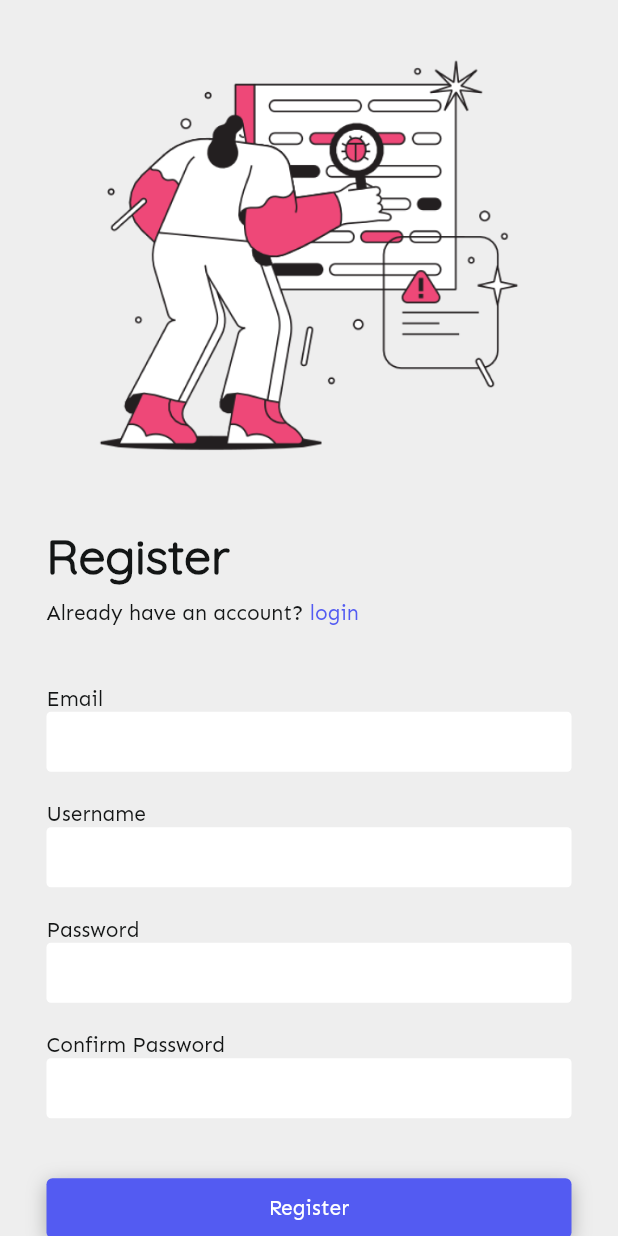
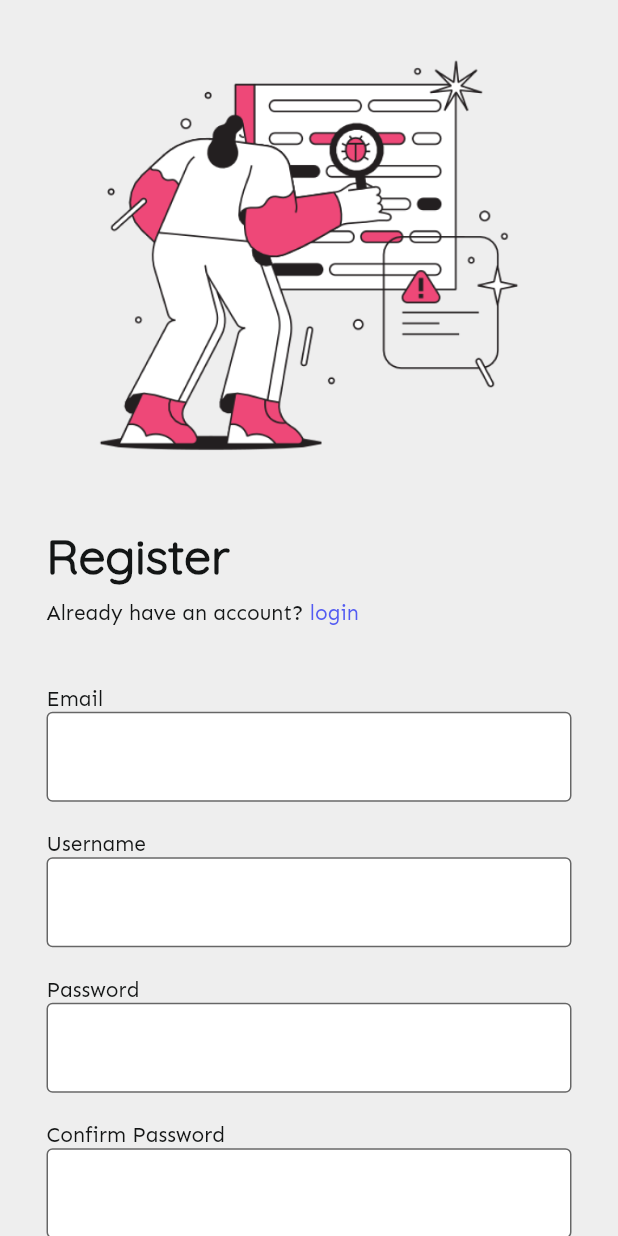
Before and after one commit to Polaris-Suite/polaris_suite_app, a Flutter app: the SignUpScreen screen opened by its route, on a phone screen of 412 x 824 dp. Run offline on Flutter 3.47's test engine with Material 2 defaults, Android fonts, the phone set to English and light mode, and no system bars.

Commit message:
validation added to textfields

```diff
--- a/lib/resources/components/custom_textfield.dart
+++ b/lib/resources/components/custom_textfield.dart
@@ -2,7 +2,7 @@ import 'package:flutter/material.dart';
 import 'package:polaris_suite_app/resources/colors/colors.dart';
 
 class CustomTextField extends StatelessWidget {
-  CustomTextField({
+  const CustomTextField({
     super.key,
     required this.textEditingController,
     required this.focusNode,
@@ -10,8 +10,8 @@ class CustomTextField extends StatelessWidget {
     required this.obscureText,
     required this.onValidator,
     required this.onFiledSubmittedValue,
-    this.enable = true,
-    this.autofocus = true,
+    this.enable = false,
+    this.autofocus = false,
   });
 
   final TextEditingController? textEditingController;
@@ -24,19 +24,7 @@ class CustomTextField extends StatelessWidget {
 
   @override
   Widget build(BuildContext context) {
-    return Container(
-      height: 40,
-      decoration: BoxDecoration(
-        color: Colors.white,
-        borderRadius: BorderRadius.circular(3),
-      ),
-      child: Padding(
-        padding: const EdgeInsets.only(
-          left: 8.0,
-          right: 8.0,
-          bottom: 7.0,
-        ),
-        child: Center(
+    return Center(
       child: TextFormField(
         controller: textEditingController,
         focusNode: focusNode,
@@ -47,7 +35,21 @@ class CustomTextField extends StatelessWidget {
           color: AppColors.neutralDark,
         ),
         decoration: const InputDecoration(
-              border: InputBorder.none,
+          filled: true,
+          fillColor: Colors.white,
+          border: OutlineInputBorder(
+              borderSide: BorderSide(
+                color: AppColors.primaryColor,
+              ),
+              borderRadius: BorderRadius.all(
+                Radius.circular(4),
+              )),
+          focusedBorder: OutlineInputBorder(
+            borderSide: BorderSide(
+              color: AppColors.primaryColor,
+            ),
+            borderRadius: BorderRadius.all(
+              Radius.circular(4),
             ),
           ),
         ),
--- a/lib/view/login_screen.dart
+++ b/lib/view/login_screen.dart
@@ -80,7 +80,7 @@ class _LoginScreenState extends State<LoginScreen> {
                         CustomTextField(
                           textEditingController: _emailController,
                           focusNode: emailFocusNode,
-                          onFiledSubmittedValue: (newValue) {
+                          onFiledSubmittedValue: (_) {
                             Utils.fieldFocus(
                                 context, emailFocusNode, passwordFocusNode);
                           },
@@ -116,7 +116,9 @@ class _LoginScreenState extends State<LoginScreen> {
                           btntxt: 'Login',
                           btntxtColor: Colors.white,
                           color: AppColors.primaryColor,
-                          onPressed: () {},
+                          onPressed: () {
+                            if (_formKey.currentState!.validate()) {}
+                          },
                         ),
                         vSizedBox2,
                         Row(
@@ -148,11 +150,7 @@ class _LoginScreenState extends State<LoginScreen> {
                           btntxt: 'Github',
                           btntxtColor: Colors.white,
                           color: AppColors.neutralDark,
-                          onPressed: () {
-                            if (_formKey.currentState!.validate()) {
-
-                            }
-                          },
+                          onPressed: () {},
                         ),
                         vSizedBox3,
                       ],
--- a/lib/view/signup_screen.dart
+++ b/lib/view/signup_screen.dart
@@ -26,6 +26,7 @@ class _SignUpScreenState extends State<SignUpScreen> {
   final TextEditingController _confirmPasswordController =
       TextEditingController();
   final FocusNode _confirmPasswordFocusNode = FocusNode();
+  final GlobalKey _key = GlobalKey();
   @override
   Widget build(BuildContext context) {
     return Scaffold(
@@ -37,6 +38,8 @@ class _SignUpScreenState extends State<SignUpScreen> {
           ),
           child: SingleChildScrollView(
             scrollDirection: Axis.vertical,
+            child: Form(
+              key: _key,
               child: Column(
                 mainAxisAlignment: MainAxisAlignment.center,
                 crossAxisAlignment: CrossAxisAlignment.center,
@@ -111,8 +114,8 @@ class _SignUpScreenState extends State<SignUpScreen> {
                             return null;
                           },
                           onFiledSubmittedValue: (newValue) {
-                          Utils.fieldFocus(
-                              context, _userNameFocusNode, _passwordFocusNode);
+                            Utils.fieldFocus(context, _userNameFocusNode,
+                                _passwordFocusNode);
                           },
                         ),
                         vSizedBox2,
@@ -152,14 +155,16 @@ class _SignUpScreenState extends State<SignUpScreen> {
                             }
                             return null;
                           },
-                        onFiledSubmittedValue: (newValue) {},
+                          onFiledSubmittedValue: (_) {},
                         ),
                         vSizedBox3,
                         CustomButton(
                           btntxt: 'Register',
                           btntxtColor: Colors.white,
                           color: AppColors.primaryColor,
-                        onPressed: () {},
+                          onPressed: () {
+                            // if (_key.currentState!.validate()) {}
+                          },
                         ),
                         vSizedBox2,
                         const CustomDivider(),
@@ -186,6 +191,7 @@ class _SignUpScreenState extends State<SignUpScreen> {
             ),
           ),
         ),
+      ),
     );
   }
 }
```
Lines whose indentation alone changed are shown as unchanged.
